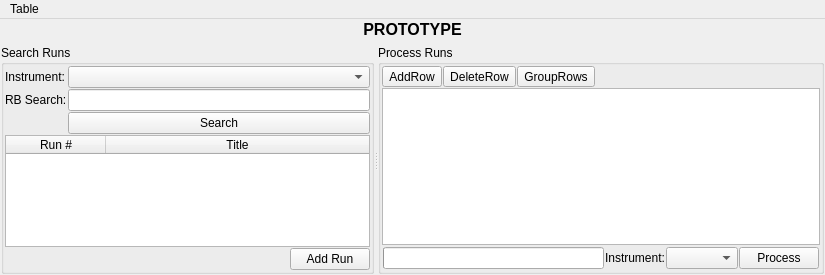
Qt form Code/Mantid/MantidQt/CustomInterfaces/inc/MantidQtCustomInterfaces/ReflMainWidget.ui (mantidproject/mantid) before a commit.
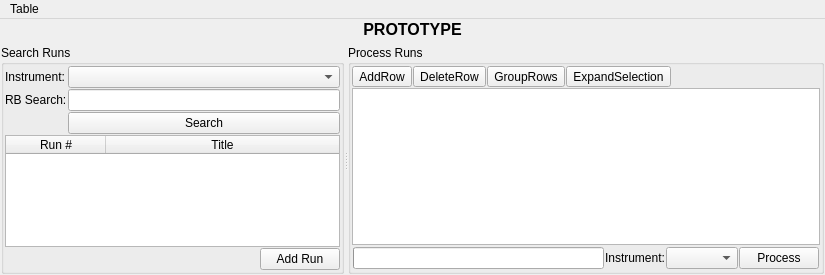
The same form after that commit. Icons and pictures are not drawn.

Commit message: Refs #10349 Add expandSelection action to Refl UI

The edit to the form file:
```diff
--- a/Code/Mantid/MantidQt/CustomInterfaces/inc/MantidQtCustomInterfaces/ReflMainWidget.ui
+++ b/Code/Mantid/MantidQt/CustomInterfaces/inc/MantidQtCustomInterfaces/ReflMainWidget.ui
@@ -254,6 +254,13 @@
               </property>
              </widget>
             </item>
+            <item>
+             <widget class="QToolButton" name="buttonExpandSelection">
+              <property name="text">
+               <string>ExpandSelection</string>
+              </property>
+             </widget>
+            </item>
             <item>
              <spacer name="spacerTableButtons">
               <property name="orientation">
```
Left out of the diff: 14 changed lines with no effect on the pictures. The commit also changes 4 other files.
